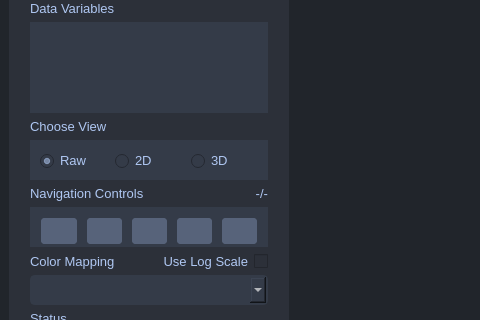
Old version of the form assets/ui/gui.ui in the repository sherinsugathan/GeoVis; both pictures show x 0 to 480 and y 195 to 515 of the 1035 by 619 pixel window.
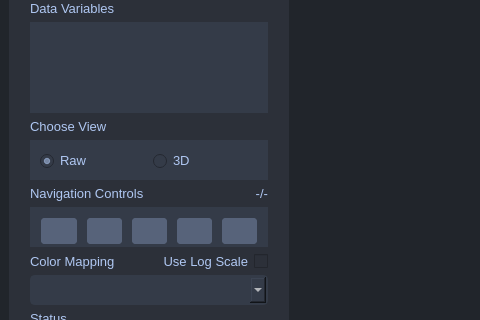
New version of the form. The open tabs and pages were chosen to show the change. Icons and pictures are not drawn.

The edit to the form file:
```diff
--- a/assets/ui/gui.ui
+++ b/assets/ui/gui.ui
@@ -234,19 +234,6 @@
            <string>Data</string>
           </attribute>
           <layout class="QVBoxLayout" name="verticalLayout_2">
-           <item>
-            <spacer name="verticalSpacer_4">
-             <property name="orientation">
-              <enum>Qt::Vertical</enum>
-             </property>
-             <property name="sizeHint" stdset="0">
-              <size>
-               <width>20</width>
-               <height>20</height>
-              </size>
-             </property>
-            </spacer>
-           </item>
            <item>
             <widget class="QPushButton" name="pushButton_LoadDataset">
              <property name="minimumSize">
@@ -301,6 +288,19 @@
              </property>
             </spacer>
            </item>
+           <item>
+            <spacer name="verticalSpacer_2">
+             <property name="orientation">
+              <enum>Qt::Vertical</enum>
+             </property>
+             <property name="sizeHint" stdset="0">
+              <size>
+               <width>20</width>
+               <height>40</height>
+              </size>
+             </property>
+            </spacer>
+           </item>
            <item>
             <widget class="QLabel" name="label_3">
              <property name="font">
@@ -513,31 +513,6 @@
                 </property>
                </widget>
               </item>
-              <item>
-               <widget class="QRadioButton" name="radioButton_2DView">
-                <property name="font">
-                 <font>
-                  <family>Arial</family>
-                  <pointsize>10</pointsize>
-                 </font>
-                </property>
-                <property name="styleSheet">
-                 <string notr="true">QRadioButton
-{
-color:rgb(175, 199, 242);
-}
-
-QRadioButton::indicator
-{
-width : 15px;
-height : 15px;
-}</string>
-                </property>
-                <property name="text">
-                 <string>2D</string>
-                </property>
-               </widget>
-              </item>
               <item>
                <widget class="QRadioButton" name="radioButton_3DView">
                 <property name="font">
```
Left out of the diff: 33 changed lines with no effect on the pictures.
